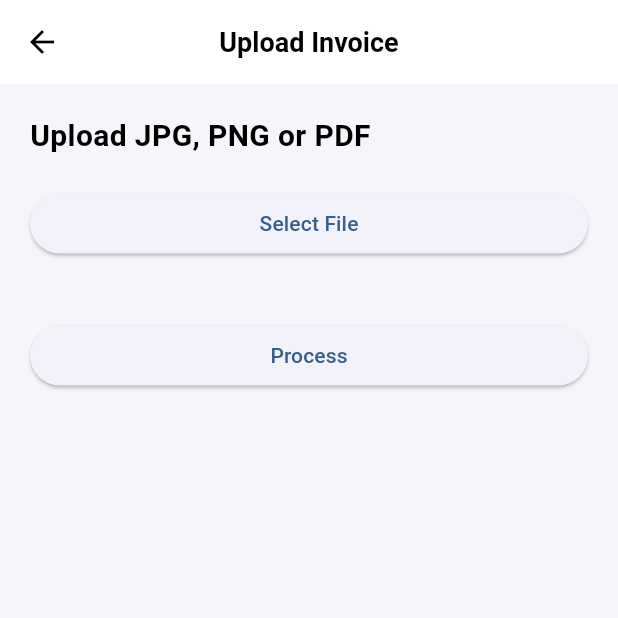
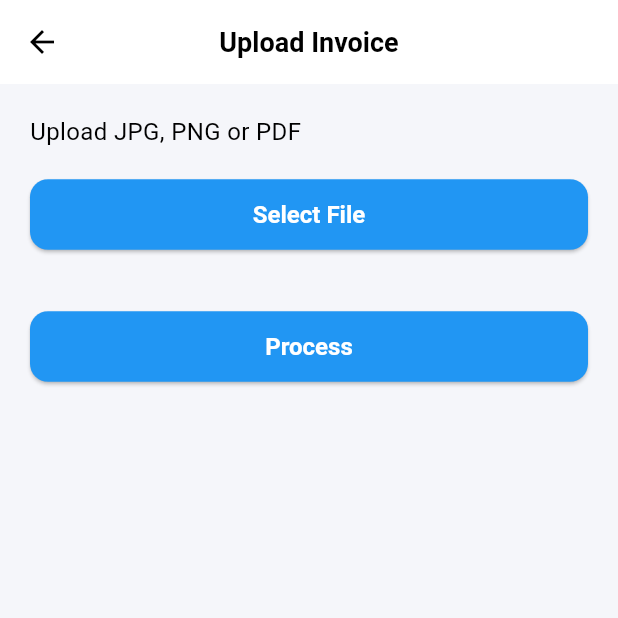
Before and after one commit to Bainocular/expense_automation, a Flutter app: the HomeScreen screen opened directly, after a tap on "Upload", on a phone screen of 412 x 824 dp, the top half of it. Run offline on Flutter 3.47's test engine with Material 3 defaults, Android fonts, the phone set to English and light mode, and no system bars; our stand-ins replace camera, file_picker, image_picker, introduction_screen, shared_preferences; accounts and stored records are empty.

Commit message:
update repo

```diff
--- a/lib/screens/home_screen.dart
+++ b/lib/screens/home_screen.dart
@@ -341,7 +341,9 @@
       body: Stack(
         children: [
           /// MAIN CONTENT
+          // SingleChildScrollView(
           Column(
+            mainAxisSize: MainAxisSize.min,
             children: [
               const SizedBox(height: 20),
 
@@ -418,18 +420,23 @@
                       );
                     }),
 
-                    homeButton(context, Icons.auto_graph, "Generate", () {
+                    homeButton(
+                      context,
+                      Icons.auto_graph,
+                      "Generate Report",
+                      () {
                         // Navigator.pushNamed(context, "/generate");
                         Navigator.of(context).push(
                           MaterialPageRoute(
                             builder: (context) => const GenerateReportScreen(),
                           ),
                         );
-                    }),
+                      },
+                    ),
 
-                    homeButton(context, Icons.history, "History", () {
+                    /*homeButton(context, Icons.history, "History", () {
                       // Navigator.pushNamed(context, "/history");
-                    }),
+                    }),*/
                   ],
                 ),
               ),
@@ -446,6 +453,7 @@
               ),
             ],
           ),
+          //),
 
           /// SETTINGS OVERLAY
           if (showSettings) settingsCard(context),
--- a/lib/screens/trial_upload_save_screen.dart
+++ b/lib/screens/trial_upload_save_screen.dart
@@ -399,11 +399,16 @@
             /// DATE FIELD (Date Picker Only)
             TextField(
               controller: _dateController,
+              style: Theme.of(context).textTheme.bodyMedium,
               readOnly: true,
               onTap: _isEditing ? _selectDate : null,
               decoration: InputDecoration(
                 labelText: "Date",
-                suffixIcon: const Icon(Icons.calendar_today),
+                labelStyle: Theme.of(context).textTheme.bodyMedium,
+                suffixIcon: /*const*/ Icon(
+                  Icons.calendar_today,
+                  color: Theme.of(context).iconTheme.color,
+                ),
                 border: OutlineInputBorder(
                   borderRadius: BorderRadius.circular(10),
                 ),
@@ -415,7 +420,8 @@
             /// TOTAL AMOUNT
             Text(
               "Total Amount: \$${_apiResponse!['total_amount']}",
-              style: const TextStyle(fontSize: 16, fontWeight: FontWeight.w600),
+              style: /*const TextStyle(fontSize: 16, fontWeight: FontWeight.w600)*/
+                  Theme.of(context).textTheme.bodyMedium,
             ),
 
             const SizedBox(height: 12),
@@ -427,8 +433,13 @@
               keyboardType: const TextInputType.numberWithOptions(
                 decimal: true,
               ),
+              style: Theme.of(context).textTheme.bodyMedium,
               decoration: InputDecoration(
-                labelText: "Cost (Discrepency)",
+                labelText: "User Amount",
+                hintText: "Enter amount if total amount is incorrect",
+                labelStyle: Theme.of(context).textTheme.bodyMedium,
+                filled: true,
+                fillColor: Theme.of(context).cardColor,
                 border: OutlineInputBorder(
                   borderRadius: BorderRadius.circular(10),
                 ),
@@ -440,8 +451,11 @@
             DropdownButtonFormField<String>(
               //value: _selectedCategory,
               initialValue: _categoryController.text,
+              style: Theme.of(context).textTheme.bodyMedium,
+              dropdownColor: Theme.of(context).cardColor,
               decoration: InputDecoration(
                 labelText: "Category",
+                labelStyle: Theme.of(context).textTheme.bodyMedium,
                 border: OutlineInputBorder(
                   borderRadius: BorderRadius.circular(10),
                 ),
@@ -460,7 +474,10 @@
                       .map(
                         (category) => DropdownMenuItem(
                           value: category,
-                          child: Text(category),
+                          child: Text(
+                            category,
+                            style: Theme.of(context).textTheme.bodyMedium,
+                          ),
                         ),
                       )
                       .toList(),
@@ -476,6 +493,7 @@
 
             /// EDIT / DONE BUTTON
             ElevatedButton(
+              style: Theme.of(context).elevatedButtonTheme.style,
               onPressed: () {
                 setState(() {
                   _isEditing = !_isEditing;
@@ -489,7 +507,8 @@
             /// SAVE BUTTON (Disabled while editing)
             ElevatedButton(
               onPressed: (!_isEditing && !_isSaving) ? _saveInvoice : null,
-              style: ElevatedButton.styleFrom(backgroundColor: Colors.green),
+              style: /*ElevatedButton.styleFrom(backgroundColor: Colors.green)*/
+                  Theme.of(context).elevatedButtonTheme.style,
               child: _isSaving
                   ? const SizedBox(
                       height: 20,
@@ -510,15 +529,20 @@
   @override
   Widget build(BuildContext context) {
     return Scaffold(
-      appBar: AppBar(title: const Text("Upload Invoice"), centerTitle: true),
+      appBar: AppBar(
+        title: const Text("Upload Invoice"),
+        centerTitle: true,
+        backgroundColor: Theme.of(context).appBarTheme.backgroundColor,
+      ),
       body: SingleChildScrollView(
         padding: const EdgeInsets.all(20),
         child: Column(
           crossAxisAlignment: CrossAxisAlignment.stretch,
           children: [
-            const Text(
+            /*const*/ Text(
               "Upload JPG, PNG or PDF",
-              style: TextStyle(fontSize: 20, fontWeight: FontWeight.bold),
+              style: /*TextStyle(fontSize: 20, fontWeight: FontWeight.bold)*/
+                  Theme.of(context).textTheme.bodyMedium,
             ),
             const SizedBox(height: 20),
 
```
Also changed, not shown: lib/main.dart (+30 -0 lines), lib/screens/capture_image_screen.dart (+18 -4 lines), lib/screens/intro_slider_screen.dart (+6 -7 lines), lib/screens/track_miles_screen.dart (+39 -30 lines), lib/services/shared_pref_service.dart (+10 -0 lines), 2 other files. Lines whose indentation alone changed are shown as unchanged.
